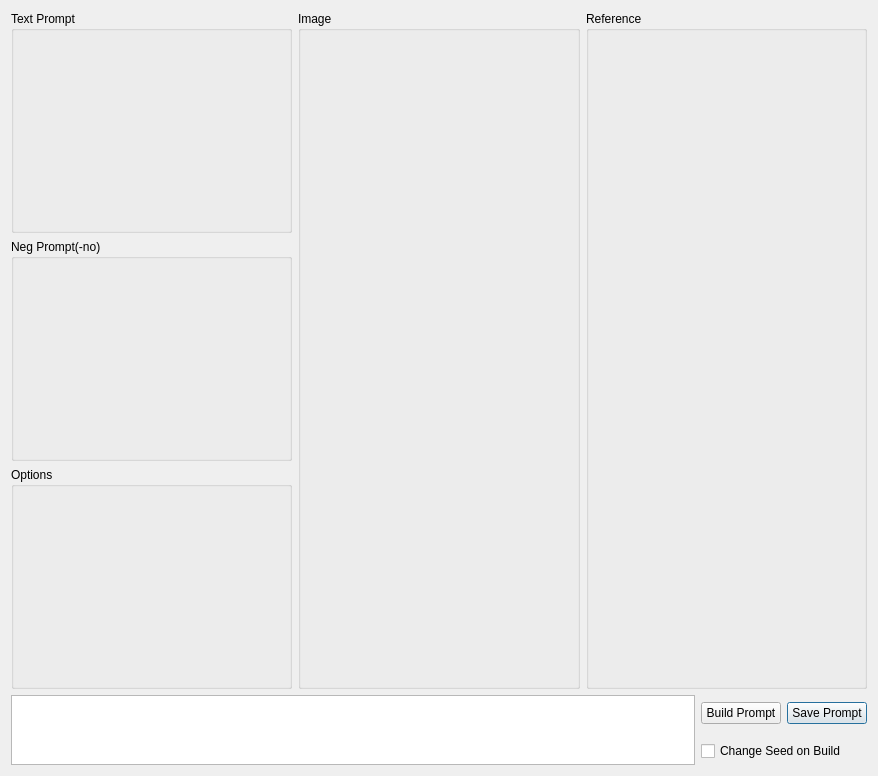
Above: UI/Main.ui from JuyeongYi/MJPromptManager before the change. Below: the same form after it.
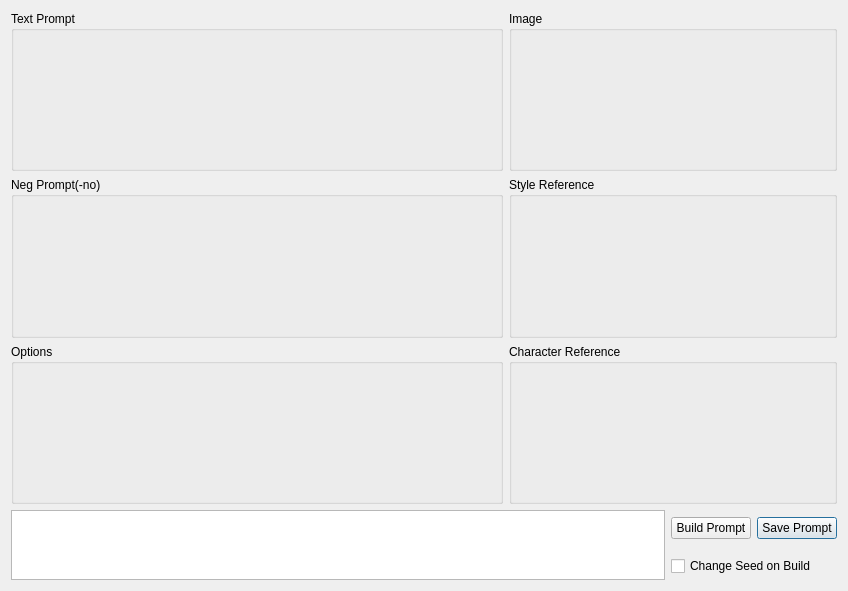
That is the form after the change.

Diff of the .ui file:
```diff
--- a/UI/Main.ui
+++ b/UI/Main.ui
@@ -6,15 +6,17 @@
    <rect>
     <x>0</x>
     <y>0</y>
-    <width>878</width>
-    <height>776</height>
+    <width>848</width>
+    <height>591</height>
    </rect>
   </property>
   <property name="windowTitle">
    <string notr="true">MjPrmptBuilder</string>
   </property>
-  <layout class="QGridLayout" name="__lo_main">
+  <layout class="QGridLayout" name="gridLayout" rowstretch="4,1" columnstretch="3,2">
    <item row="0" column="0">
+    <layout class="QVBoxLayout" name="verticalLayout_2">
+     <item>
     <widget class="QGroupBox" name="__group_pos">
      <property name="minimumSize">
       <size>
@@ -28,7 +30,7 @@
      <layout class="QGridLayout" name="lo_pos"/>
     </widget>
    </item>
-   <item row="1" column="0">
+     <item>
     <widget class="QGroupBox" name="__group_neg">
      <property name="minimumSize">
       <size>
@@ -42,7 +44,7 @@
      <layout class="QGridLayout" name="lo_neg"/>
     </widget>
    </item>
-   <item row="2" column="0">
+     <item>
     <widget class="QGroupBox" name="group_option">
      <property name="title">
       <string>Options</string>
@@ -69,7 +71,69 @@
      </layout>
     </widget>
    </item>
-   <item row="3" column="0" colspan="3">
+    </layout>
+   </item>
+   <item row="0" column="1">
+    <layout class="QVBoxLayout" name="verticalLayout" stretch="0,0,0">
+     <item>
+      <widget class="QGroupBox" name="group_img">
+       <property name="title">
+        <string>Image</string>
+       </property>
+       <layout class="QVBoxLayout" name="lo_imgInput">
+        <property name="spacing">
+         <number>2</number>
+        </property>
+        <property name="leftMargin">
+         <number>2</number>
+        </property>
+        <property name="topMargin">
+         <number>2</number>
+        </property>
+        <property name="rightMargin">
+         <number>2</number>
+        </property>
+        <property name="bottomMargin">
+         <number>2</number>
+        </property>
+       </layout>
+      </widget>
+     </item>
+     <item>
+      <widget class="QGroupBox" name="group_sref">
+       <property name="title">
+        <string>Style Reference</string>
+       </property>
+       <layout class="QVBoxLayout" name="lo_srefInput">
+        <property name="spacing">
+         <number>2</number>
+        </property>
+        <property name="leftMargin">
+         <number>2</number>
+        </property>
+        <property name="topMargin">
+         <number>2</number>
+        </property>
+        <property name="rightMargin">
+         <number>2</number>
+        </property>
+        <property name="bottomMargin">
+         <number>2</number>
+        </property>
+       </layout>
+      </widget>
+     </item>
+     <item>
+      <widget class="QGroupBox" name="group_cref">
+       <property name="title">
+        <string>Character Reference</string>
+       </property>
+       <layout class="QVBoxLayout" name="lo_crefInput"/>
+      </widget>
+     </item>
+    </layout>
+   </item>
+   <item row="1" column="0" colspan="2">
     <layout class="QGridLayout" name="__lo_btns">
      <item row="1" column="1" colspan="2">
       <widget class="QCheckBox" name="cb_changeSeed">
@@ -97,56 +161,14 @@
      </item>
     </layout>
    </item>
-   <item row="0" column="1" rowspan="3">
-    <widget class="QGroupBox" name="group_img">
-     <property name="title">
-      <string>Image</string>
-     </property>
-     <layout class="QVBoxLayout" name="lo_imgInput">
-      <property name="spacing">
-       <number>2</number>
-      </property>
-      <property name="leftMargin">
-       <number>2</number>
-      </property>
-      <property name="topMargin">
-       <number>2</number>
-      </property>
-      <property name="rightMargin">
-       <number>2</number>
-      </property>
-      <property name="bottomMargin">
-       <number>2</number>
-      </property>
-     </layout>
-    </widget>
-   </item>
-   <item row="0" column="2" rowspan="3">
-    <widget class="QGroupBox" name="group_ref">
-     <property name="title">
-      <string>Reference</string>
-     </property>
-     <layout class="QVBoxLayout" name="lo_refInput">
-      <property name="spacing">
-       <number>2</number>
-      </property>
-      <property name="leftMargin">
-       <number>2</number>
-      </property>
-      <property name="topMargin">
-       <number>2</number>
-      </property>
-      <property name="rightMargin">
-       <number>2</number>
-      </property>
-      <property name="bottomMargin">
-       <number>2</number>
-      </property>
-     </layout>
-    </widget>
-   </item>
-  </layout>
- </widget>
+  </layout>
+ </widget>
+ <tabstops>
+  <tabstop>textEdit</tabstop>
+  <tabstop>bt_build</tabstop>
+  <tabstop>bt_save</tabstop>
+  <tabstop>cb_changeSeed</tabstop>
+ </tabstops>
  <resources/>
  <connections/>
 </ui>
```
Lines whose indentation alone changed are shown as unchanged.
